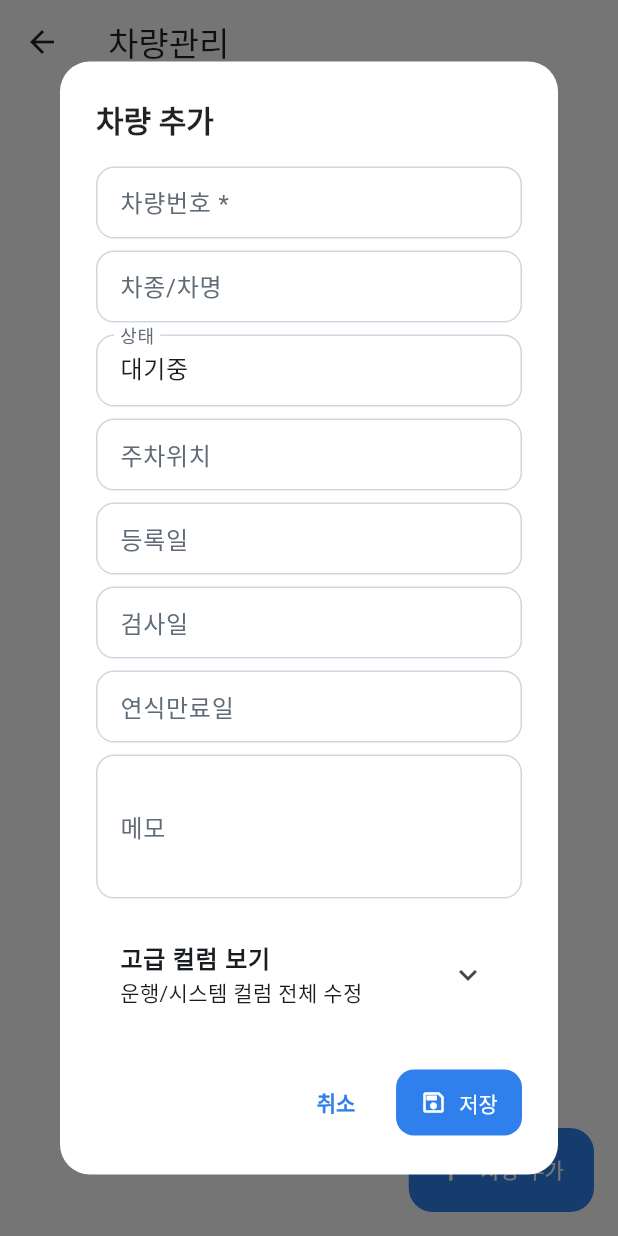
After one commit to otang00/rentcar00_OPS, a Flutter app: the VehicleManagementPage screen opened directly, after a tap on "차량 추가", on a phone screen of 412 x 824 dp. The commit adds this screen. Run offline on Flutter 3.47's test engine with Material 3 defaults, Android fonts, the phone set to English and light mode, and no system bars; our stand-ins replace flutter_dotenv, flutter_riverpod, go_router, supabase_flutter; accounts and stored records are empty; statements that could not run were skipped.

Commit message:
Add admin vehicle management

```diff
--- a/lib/app/router/app_router.dart
+++ b/lib/app/router/app_router.dart
@@ -4,6 +4,7 @@ import 'package:rentcar00_ops/app/router/app_routes.dart';
 import 'package:rentcar00_ops/app/view/app_shell.dart';
 import 'package:rentcar00_ops/features/admin/presentation/admin_home_page.dart';
 import 'package:rentcar00_ops/features/admin/presentation/staff_management_page.dart';
+import 'package:rentcar00_ops/features/admin/presentation/vehicle_management_page.dart';
 import 'package:rentcar00_ops/features/auth/presentation/login_page.dart';
 import 'package:rentcar00_ops/features/auth/presentation/staff_access_gate.dart';
 import 'package:rentcar00_ops/features/auth/shared/auth_providers.dart';
@@ -87,6 +88,11 @@ final appRouterProvider = Provider<GoRouter>((ref) {
         builder: (context, state) =>
             const StaffAccessGate(child: StaffManagementPage()),
       ),
+      GoRoute(
+        path: AppRoutes.adminVehicles,
+        builder: (context, state) =>
+            const StaffAccessGate(child: VehicleManagementPage()),
+      ),
     ],
   );
 });
--- a/lib/app/router/app_routes.dart
+++ b/lib/app/router/app_routes.dart
@@ -10,4 +10,5 @@ class AppRoutes {
   static const sync = '/sync';
   static const admin = '/admin';
   static const adminStaff = '/admin/staff';
+  static const adminVehicles = '/admin/vehicles';
 }
--- a/lib/features/admin/presentation/admin_home_page.dart
+++ b/lib/features/admin/presentation/admin_home_page.dart
@@ -32,8 +32,9 @@ class AdminHomePage extends ConsumerWidget {
               ),
               _AdminMenuCard(
                 title: '차량관리',
-                description: '차량 추가, 정보 변경, 삭제/비활성 처리',
+                description: '차량 추가, 전체 컬럼 수정, 삭제 관리',
                 icon: Icons.directions_car_filled_outlined,
+                route: AppRoutes.adminVehicles,
               ),
               _AdminMenuCard(
                 title: '작업로그',
--- /dev/null
+++ b/lib/features/admin/presentation/vehicle_management_page.dart
@@ -0,0 +1,532 @@
+import 'dart:convert';
+
+import 'package:flutter/material.dart';
+import 'package:flutter_riverpod/flutter_riverpod.dart';
+import 'package:rentcar00_ops/features/auth/shared/auth_providers.dart';
+import 'package:rentcar00_ops/shared/config/supabase_providers.dart';
+
+final _adminVehicleRowsProvider =
+    FutureProvider.autoDispose<List<Map<String, dynamic>>>((ref) async {
+      final client = ref.read(supabaseClientProvider);
+      final rows = await client
+          .from('rc00_ops_cars')
+          .select()
+          .order('car_number', ascending: true);
+      return rows
+          .map<Map<String, dynamic>>((row) => Map<String, dynamic>.from(row))
+          .toList();
+    });
+
+const _basicVehicleColumns = [
+  _VehicleColumn('car_number', '차량번호', required: true),
+  _VehicleColumn('car_name', '차종/차명'),
+  _VehicleColumn('status', '상태'),
+  _VehicleColumn('parking_location', '주차위치'),
+  _VehicleColumn('car_registered_at', '등록일'),
+  _VehicleColumn('car_inspection_at', '검사일'),
+  _VehicleColumn('car_age_expiry_at', '연식만료일'),
+  _VehicleColumn('note_text', '메모', maxLines: 3),
+];
+
+const _advancedVehicleColumns = [
+  _VehicleColumn('status_action', '상태 action'),
+  _VehicleColumn('car_wash', '세차'),
+  _VehicleColumn('interior_wash', '실내세차'),
+  _VehicleColumn('start_at', '대여일 raw'),
+  _VehicleColumn('end_at', '반납일 raw'),
+  _VehicleColumn('start_at_ts', '대여일 timestamp'),
+  _VehicleColumn('end_at_ts', '반납일 timestamp'),
+  _VehicleColumn('customer_name', '고객명'),
+  _VehicleColumn('customer_phone', '고객 연락처'),
+  _VehicleColumn('pickup_location', '배차지'),
+  _VehicleColumn('car_number_front', '차량번호 앞'),
+  _VehicleColumn('car_number_middle', '차량번호 중'),
+  _VehicleColumn('car_number_rear', '차량번호 뒤'),
+  _VehicleColumn('payload_json', 'payload_json', maxLines: 5, isJson: true),
+  _VehicleColumn('last_synced_at', '마지막 동기화일'),
+  _VehicleColumn('created_at', '생성일'),
+  _VehicleColumn('updated_at', '수정일'),
+];
+
+class VehicleManagementPage extends ConsumerStatefulWidget {
+  const VehicleManagementPage({super.key});
+
+  @override
+  ConsumerState<VehicleManagementPage> createState() =>
+      _VehicleManagementPageState();
+}
+
+class _VehicleManagementPageState extends ConsumerState<VehicleManagementPage> {
+  final _queryController = TextEditingController();
+
+  @override
+  void dispose() {
+    _queryController.dispose();
+    super.dispose();
+  }
+
+  List<Map<String, dynamic>> _filterRows(List<Map<String, dynamic>> rows) {
+    final query = _queryController.text.trim().toLowerCase();
+    if (query.isEmpty) return rows;
+    return rows.where((row) {
+      final haystack = [
+        row['car_number'],
+        row['car_name'],
+        row['status'],
+        row['parking_location'],
+      ].map((value) => '$value'.toLowerCase()).join(' ');
+      return haystack.contains(query);
+    }).toList();
+  }
+
+  Future<void> _openForm({Map<String, dynamic>? row}) async {
+    final saved = await showDialog<bool>(
+      context: context,
+      builder: (context) => _VehicleEditDialog(initialRow: row),
+    );
+    if (saved == true) {
+      ref.invalidate(_adminVehicleRowsProvider);
+    }
+  }
+
+  @override
+  Widget build(BuildContext context) {
+    final staffAsync = ref.watch(currentStaffAccountProvider);
+    final rowsAsync = ref.watch(_adminVehicleRowsProvider);
+
+    return Scaffold(
+      appBar: AppBar(title: const Text('차량관리')),
+      floatingActionButton: FloatingActionButton.extended(
+        onPressed: () => _openForm(),
+        icon: const Icon(Icons.add),
+        label: const Text('차량 추가'),
+      ),
+      body: staffAsync.when(
+        data: (staff) {
+          if (staff?.isAdmin != true) return const _VehicleAdminBlockedView();
+          return rowsAsync.when(
+            data: (rows) {
+              final filtered = _filterRows(rows);
+              return RefreshIndicator(
+                onRefresh: () async =>
+                    ref.invalidate(_adminVehicleRowsProvider),
+                child: ListView(
+                  padding: const EdgeInsets.fromLTRB(16, 14, 16, 96),
+                  children: [
+                    TextField(
+                      controller: _queryController,
+                      decoration: const InputDecoration(
+                        labelText: '차량번호 / 차종 / 상태 / 주차위치 검색',
+                        prefixIcon: Icon(Icons.search_outlined),
+                      ),
+                      onChanged: (_) => setState(() {}),
+                    ),
+                    const SizedBox(height: 12),
+                    Text(
+                      '총 ${rows.length}대 · 표시 ${filtered.length}대',
+                      style: Theme.of(context).textTheme.bodySmall,
+                    ),
+                    const SizedBox(height: 8),
+                    if (filtered.isEmpty)
+                      const Padding(
+                        padding: EdgeInsets.only(top: 80),
+                        child: Center(child: Text('차량이 없습니다.')),
+                      )
+                    else
+                      for (final row in filtered)
+                        _VehicleAdminCard(
+                          row: row,
+                          onTap: () => _openForm(row: row),
+                        ),
+                  ],
+                ),
+              );
+            },
+            loading: () => const Center(child: CircularProgressIndicator()),
+            error: (error, stackTrace) => Center(
+              child: Padding(
+                padding: const EdgeInsets.all(24),
+                child: Text('차량 목록을 불러오지 못했습니다.\n$error'),
+              ),
+            ),
+          );
+        },
+        loading: () => const Center(child: CircularProgressIndicator()),
+        error: (error, stackTrace) => Center(
+          child: Padding(
+            padding: const EdgeInsets.all(24),
+            child: Text('관리자 권한을 확인하지 못했습니다.\n$error'),
+          ),
+        ),
+      ),
+    );
+  }
+}
+
+class _VehicleAdminCard extends StatelessWidget {
+  const _VehicleAdminCard({required this.row, required this.onTap});
+
+  final Map<String, dynamic> row;
+  final VoidCallback onTap;
+
+  String _text(String key) => (row[key]?.toString() ?? '').trim();
+
+  @override
+  Widget build(BuildContext context) {
+    final colorScheme = Theme.of(context).colorScheme;
+    final status = _text('status');
+    return Card(
+      elevation: 0,
+      margin: const EdgeInsets.only(bottom: 10),
+      shape: RoundedRectangleBorder(
+        borderRadius: BorderRadius.circular(16),
+        side: BorderSide(color: colorScheme.outlineVariant),
+      ),
+      child: ListTile(
+        contentPadding: const EdgeInsets.symmetric(horizontal: 16, vertical: 8),
+        title: Text(
+          _text('car_number').isEmpty ? '(차량번호 없음)' : _text('car_number'),
+          style: const TextStyle(fontWeight: FontWeight.w900),
+        ),
+        subtitle: Padding(
+          padding: const EdgeInsets.only(top: 4),
+          child: Text(
+            [
+              if (_text('car_name').isNotEmpty) _text('car_name'),
+              if (status.isNotEmpty) status,
+              if (_text('parking_location').isNotEmpty)
+                _text('parking_location'),
+              if (_text('car_inspection_at').isNotEmpty)
+                '검사 ${_text('car_inspection_at')}',
+            ].join(' · '),
+            maxLines: 2,
+            overflow: TextOverflow.ellipsis,
+          ),
+        ),
+        trailing: const Icon(Icons.chevron_right_rounded),
+        onTap: onTap,
+      ),
+    );
+  }
+}
+
+class _VehicleEditDialog extends ConsumerStatefulWidget {
+  const _VehicleEditDialog({this.initialRow});
+
+  final Map<String, dynamic>? initialRow;
+
+  bool get isCreate => initialRow == null;
+
+  @override
+  ConsumerState<_VehicleEditDialog> createState() => _VehicleEditDialogState();
+}
+
+class _VehicleEditDialogState extends ConsumerState<_VehicleEditDialog> {
+  final _formKey = GlobalKey<FormState>();
+  late final Map<String, TextEditingController> _controllers;
+  bool _showAdvanced = false;
+  bool _saving = false;
+
+  @override
+  void initState() {
+    super.initState();
+    final allColumns = [..._basicVehicleColumns, ..._advancedVehicleColumns];
+    _controllers = {
+      for (final column in allColumns)
+        column.key: TextEditingController(text: _initialText(column.key)),
+    };
+    if (widget.isCreate) {
+      _controllers['status']!.text = '대기중';
+      _controllers['car_wash']!.text = 'FALSE';
+      _controllers['interior_wash']!.text = 'FALSE';
+    }
+  }
+
+  @override
+  void dispose() {
+    for (final controller in _controllers.values) {
+      controller.dispose();
+    }
+    super.dispose();
+  }
+
+  String _initialText(String key) {
+    final value = widget.initialRow?[key];
+    if (value == null) return '';
+    if (key == 'payload_json') {
+      const encoder = JsonEncoder.withIndent('  ');
+      return encoder.convert(value);
+    }
+    return value.toString();
+  }
+
+  Map<String, dynamic> _buildPayload() {
+    final payload = <String, dynamic>{};
+    for (final column in [
+      ..._basicVehicleColumns,
+      ..._advancedVehicleColumns,
+    ]) {
+      final raw = _controllers[column.key]?.text.trim() ?? '';
+      if (widget.isCreate && raw.isEmpty && !column.required) continue;
+      if (column.isJson) {
+        payload[column.key] = raw.isEmpty
+            ? <String, dynamic>{}
+            : jsonDecode(raw);
+      } else if (raw.isEmpty) {
+        payload[column.key] = null;
+      } else {
+        payload[column.key] = raw;
+      }
+    }
+    return payload;
+  }
+
+  Future<void> _save() async {
+    if (!_formKey.currentState!.validate()) return;
+    setState(() => _saving = true);
+    try {
+      final client = ref.read(supabaseClientProvider);
+      final payload = _buildPayload();
+      if (widget.isCreate) {
+        await client.from('rc00_ops_cars').insert(payload);
+      } else {
+        await client
+            .from('rc00_ops_cars')
+            .update(payload)
+            .eq('id', widget.initialRow!['id'] as String);
+      }
+      if (!mounted) return;
+      Navigator.of(context).pop(true);
+    } catch (error) {
+      if (!mounted) return;
+      ScaffoldMessenger.of(
+        context,
+      ).showSnackBar(SnackBar(content: Text('저장 실패\n$error')));
+    } finally {
+      if (mounted) setState(() => _saving = false);
+    }
+  }
+
+  Future<void> _delete() async {
+    final confirmed = await showDialog<bool>(
+      context: context,
+      builder: (context) => AlertDialog(
+        title: const Text('차량 삭제'),
+        content: Text(
+          '${_controllers['car_number']!.text.trim()} 차량을 삭제합니다.\n'
+          '과거 예약/일정의 차량번호 연결이 끊길 수 있습니다. 계속할까요?',
+        ),
+        actions: [
+          TextButton(
+            onPressed: () => Navigator.of(context).pop(false),
+            child: const Text('취소'),
+          ),
+          FilledButton(
+            style: FilledButton.styleFrom(backgroundColor: Colors.redAccent),
+            onPressed: () => Navigator.of(context).pop(true),
+            child: const Text('삭제'),
+          ),
+        ],
+      ),
+    );
+    if (confirmed != true) return;
+    setState(() => _saving = true);
+    try {
+      final client = ref.read(supabaseClientProvider);
+      await client
+          .from('rc00_ops_cars')
+          .delete()
+          .eq('id', widget.initialRow!['id'] as String);
+      if (!mounted) return;
+      Navigator.of(context).pop(true);
+    } catch (error) {
+      if (!mounted) return;
+      ScaffoldMessenger.of(
+        context,
+      ).showSnackBar(SnackBar(content: Text('삭제 실패\n$error')));
+    } finally {
+      if (mounted) setState(() => _saving = false);
+    }
+  }
+
+  @override
+  Widget build(BuildContext context) {
+    final title = widget.isCreate ? '차량 추가' : '차량 수정';
+    return AlertDialog(
+      title: Text(title),
+      content: SizedBox(
+        width: 560,
+        child: Form(
+          key: _formKey,
+          child: SingleChildScrollView(
+            child: Column(
+              mainAxisSize: MainAxisSize.min,
+              children: [
+                if (!widget.isCreate)
+                  _ReadonlyVehicleField(
+                    label: 'id',
+                    value: '${widget.initialRow!['id']}',
+                  ),
+                for (final column in _basicVehicleColumns)
+                  _VehicleTextField(
+                    column: column,
+                    controller: _controllers[column.key]!,
+                  ),
+                const SizedBox(height: 6),
+                ExpansionTile(
+                  initiallyExpanded: _showAdvanced,
+                  onExpansionChanged: (value) => _showAdvanced = value,
+                  title: const Text(
+                    '고급 컬럼 보기',
+                    style: TextStyle(fontWeight: FontWeight.w900),
+                  ),
+                  subtitle: const Text('운행/시스템 컬럼 전체 수정'),
+                  children: [
+                    const _AdvancedWarningBox(),
+                    for (final column in _advancedVehicleColumns)
+                      _VehicleTextField(
+                        column: column,
+                        controller: _controllers[column.key]!,
+                      ),
+                  ],
+                ),
+                if (!widget.isCreate) ...[
+                  const SizedBox(height: 12),
+                  Align(
+                    alignment: Alignment.centerLeft,
+                    child: TextButton.icon(
+                      onPressed: _saving ? null : _delete,
+                      icon: const Icon(Icons.delete_outline),
+                      label: const Text('차량 삭제'),
+                      style: TextButton.styleFrom(
+                        foregroundColor: Colors.redAccent,
+                      ),
+                    ),
+                  ),
+                ],
+              ],
+            ),
+          ),
+        ),
+      ),
+      actions: [
+        TextButton(
+          onPressed: _saving ? null : () => Navigator.of(context).pop(false),
+          child: const Text('취소'),
+        ),
+        FilledButton.icon(
+          onPressed: _saving ? null : _save,
+          icon: _saving
+              ? const SizedBox(
+                  width: 16,
+                  height: 16,
+                  child: CircularProgressIndicator(strokeWidth: 2),
+                )
+              : const Icon(Icons.save_outlined),
+          label: const Text('저장'),
+        ),
+      ],
+    );
+  }
+}
+
+class _VehicleTextField extends StatelessWidget {
+  const _VehicleTextField({required this.column, required this.controller});
+
+  final _VehicleColumn column;
+  final TextEditingController controller;
+
+  @override
+  Widget build(BuildContext context) {
+    return Padding(
+      padding: const EdgeInsets.only(bottom: 8),
+      child: TextFormField(
+        controller: controller,
+        maxLines: column.maxLines,
+        decoration: InputDecoration(
+          labelText: column.required ? '${column.label} *' : column.label,
+          hintText: column.key,
+        ),
+        validator: (value) {
+          final text = value?.trim() ?? '';
+          if (column.required && text.isEmpty) {
+            return '${column.label}을 입력해 주세요.';
+          }
+          if (column.isJson && text.isNotEmpty) {
+            try {
+              jsonDecode(text);
+            } catch (_) {
+              return 'JSON 형식이 올바르지 않습니다.';
+            }
+          }
+          return null;
+        },
+      ),
+    );
+  }
+}
+
+class _ReadonlyVehicleField extends StatelessWidget {
+  const _ReadonlyVehicleField({required this.label, required this.value});
+
+  final String label;
+  final String value;
+
+  @override
+  Widget build(BuildContext context) {
+    return Padding(
+      padding: const EdgeInsets.only(bottom: 8),
+      child: InputDecorator(
+        decoration: InputDecoration(labelText: label),
+        child: SelectableText(value),
+      ),
+    );
+  }
+}
+
+class _AdvancedWarningBox extends StatelessWidget {
+  const _AdvancedWarningBox();
+
+  @override
+  Widget build(BuildContext context) {
+    final colorScheme = Theme.of(context).colorScheme;
+    return Container(
+      width: double.infinity,
+      margin: const EdgeInsets.only(bottom: 10),
+      padding: const EdgeInsets.all(12),
+      decoration: BoxDecoration(
+        color: colorScheme.errorContainer.withValues(alpha: 0.35),
+        borderRadius: BorderRadius.circular(12),
+      ),
+      child: Text(
+        '고급 컬럼은 상태보드/예약 표시와 직접 연결됩니다. 값 형식이 틀리면 화면 표시가 깨질 수 있습니다.',
+        style: Theme.of(context).textTheme.bodySmall,
+      ),
+    );
+  }
+}
+
+class _VehicleAdminBlockedView extends StatelessWidget {
+  const _VehicleAdminBlockedView();
+
+  @override
+  Widget build(BuildContext context) {
+    return const Center(child: Text('관리자만 접근할 수 있습니다.'));
+  }
+}
+
+class _VehicleColumn {
+  const _VehicleColumn(
+    this.key,
+    this.label, {
+    this.required = false,
+    this.maxLines = 1,
+    this.isJson = false,
+  });
+
+  final String key;
+  final String label;
+  final bool required;
+  final int maxLines;
+  final bool isJson;
+}
--- a/pubspec.yaml
+++ b/pubspec.yaml
@@ -16,7 +16,7 @@ publish_to: 'none' # Remove this line if you wish to publish to pub.dev
 # https://developer.apple.com/library/archive/documentation/General/Reference/InfoPlistKeyReference/Articles/CoreFoundationKeys.html
 # In Windows, build-name is used as the major, minor, and patch parts
 # of the product and file versions while build-number is used as the build suffix.
-version: 1.0.0+43
+version: 1.0.0+44
 
 environment:
   sdk: ^3.11.5
```
Also changed, not shown: 3 other files.
